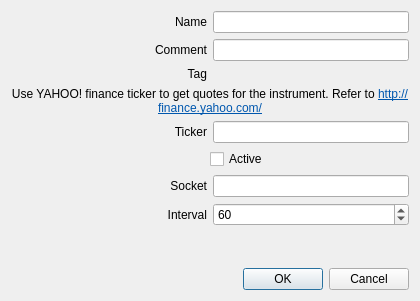
This is sources/awesomewidgets/extquotes.ui in arcan1s/awesome-widgets as Qt 5 draws it before an edit. The edited form follows.
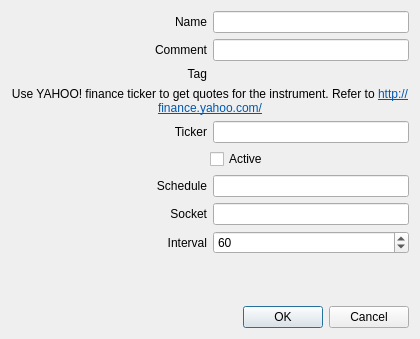
This is the edited form.

Diff of the .ui file:
```diff
--- a/sources/awesomewidgets/extquotes.ui
+++ b/sources/awesomewidgets/extquotes.ui
@@ -7,7 +7,7 @@
     <x>0</x>
     <y>0</y>
     <width>420</width>
-    <height>301</height>
+    <height>339</height>
    </rect>
   </property>
   <property name="windowTitle">
@@ -150,6 +150,29 @@
      </item>
     </layout>
    </item>
+   <item>
+    <layout class="QHBoxLayout" name="layout_schedule">
+     <item>
+      <widget class="QLabel" name="label_schedule">
+       <property name="sizePolicy">
+        <sizepolicy hsizetype="Expanding" vsizetype="Preferred">
+         <horstretch>0</horstretch>
+         <verstretch>0</verstretch>
+        </sizepolicy>
+       </property>
+       <property name="text">
+        <string>Schedule</string>
+       </property>
+       <property name="alignment">
+        <set>Qt::AlignRight|Qt::AlignTrailing|Qt::AlignVCenter</set>
+       </property>
+      </widget>
+     </item>
+     <item>
+      <widget class="QLineEdit" name="lineEdit_schedule"/>
+     </item>
+    </layout>
+   </item>
    <item>
     <layout class="QHBoxLayout" name="layout_socket">
      <item>
```
